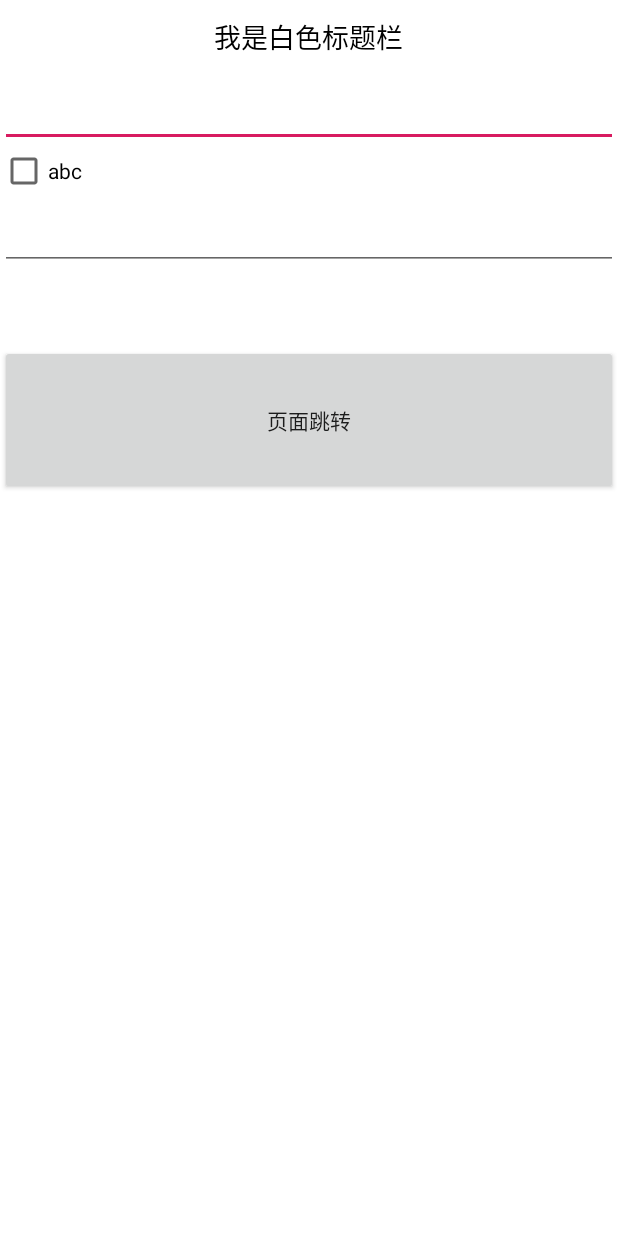
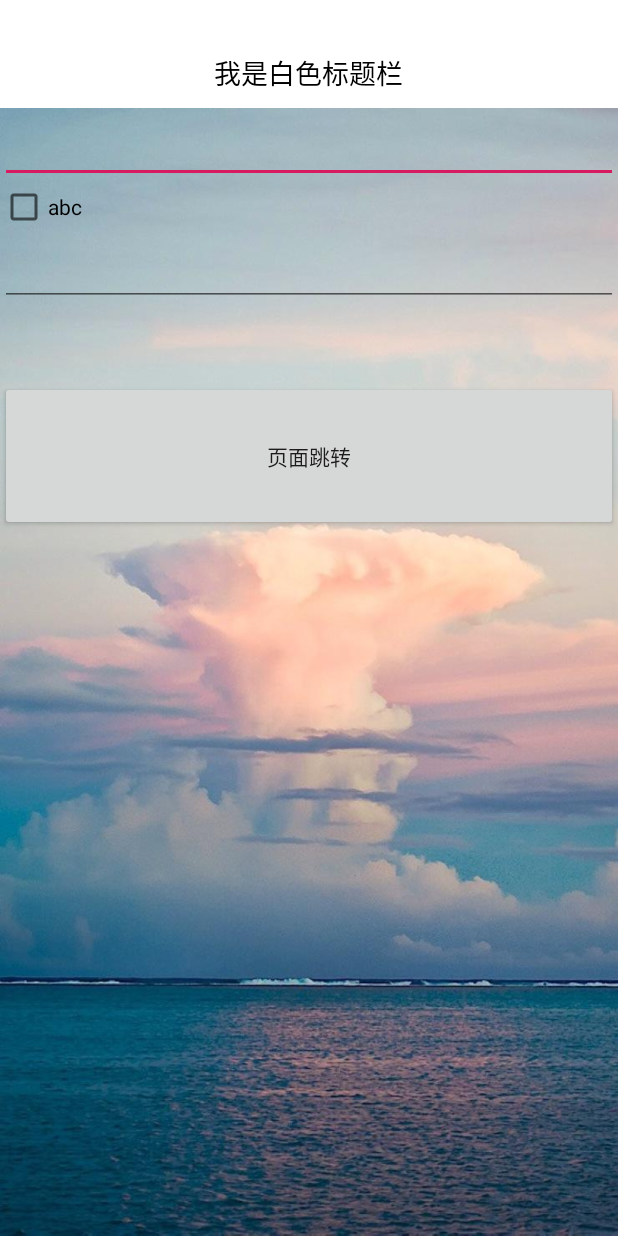
Before and after one commit to wenkency/titlebar, an Android app: the screen it shows after launch (SplashWhiteStyleActivity), on a phone screen of 412 x 824 dp. Run offline under Robolectric (Android 15) with nearby library versions, the phone set to English and light mode, and no system bars.

Commit message:
优化虚拟键盘的代码、刘海屏等。

```diff
--- a/app/build.gradle
+++ b/app/build.gradle
@@ -22,7 +22,7 @@ android {
 
 dependencies {
     implementation fileTree(dir: 'libs', include: ['*.jar'])
-    implementation "androidx.appcompat:appcompat:${versions.appcompat}"
+    implementation "androidx.appcompat:appcompat:1.4.2"
     implementation "androidx.constraintlayout:constraintlayout:${versions.constraintlayout}"
     implementation project(path: ':lib-titlebar')
 }
--- a/app/src/main/java/cn/carhouse/quicktitle_sample/SplashWhiteStyleActivity.java
+++ b/app/src/main/java/cn/carhouse/quicktitle_sample/SplashWhiteStyleActivity.java
@@ -7,6 +7,7 @@ import android.view.View;
 
 import cn.carhouse.titlebar.DefTitleBar;
 import cn.carhouse.titlebar.DefTitleBuilder;
+import cn.carhouse.titlebar.utils.TitleBarUtil;
 
 public class SplashWhiteStyleActivity extends BaseActivity {
 
@@ -17,17 +18,22 @@ public class SplashWhiteStyleActivity extends BaseActivity {
         DefTitleBar titleBar = new DefTitleBuilder(this)
                 .setBackImageRes(R.drawable.ic_title_back)
                 .build();
-        titleBar.whiteStyle();
+        titleBar.whiteStyle(true);
+        //titleBar.colorStyle(Color.WHITE, Color.TRANSPARENT, true, true,false);
         titleBar.clearBackImage();
         titleBar.setTitle("我是白色标题栏");
         // 标题文本颜色
         titleBar.setTitleColor(Color.BLACK);
-
-
+        titleBar.findViewById(R.id.v_title_line).setVisibility(View.VISIBLE);
+        // 设置虚拟键盘为透明
+        TitleBarUtil.setNavigationBarTrans(getWindow());
+        // 隐藏状态栏、虚拟键盘
+        // TitleBarUtil.hideBarOrNav(getWindow(),true,true);
     }
 
     public void toMain(View view) {
         Intent intent = new Intent(SplashWhiteStyleActivity.this, ColorStyleActivity.class);
         startActivity(intent);
     }
+
 }
--- a/app/src/main/res/layout/activity_main.xml
+++ b/app/src/main/res/layout/activity_main.xml
@@ -1,11 +1,21 @@
 <?xml version="1.0" encoding="utf-8"?>
-<LinearLayout xmlns:android="http://schemas.android.com/apk/res/android"
+<FrameLayout xmlns:android="http://schemas.android.com/apk/res/android"
     xmlns:tools="http://schemas.android.com/tools"
     android:layout_width="match_parent"
     android:layout_height="match_parent"
-    android:orientation="vertical"
+    android:id="@+id/fl"
     tools:context=".ColorStyleActivity">
 
+    <ImageView
+        android:layout_width="match_parent"
+        android:layout_height="match_parent"
+        android:background="@drawable/pic_all"
+        android:scaleType="fitXY" />
+
+    <LinearLayout
+        android:layout_width="match_parent"
+        android:layout_height="match_parent"
+        android:orientation="vertical">
 
         <EditText
             android:layout_width="match_parent"
@@ -27,3 +37,5 @@
             android:onClick="toMain"
             android:text="页面跳转" />
     </LinearLayout>
+
+</FrameLayout>
--- a/lib-titlebar/src/main/java/cn/carhouse/titlebar/DefTitleBar.java
+++ b/lib-titlebar/src/main/java/cn/carhouse/titlebar/DefTitleBar.java
@@ -4,6 +4,7 @@ import android.app.Activity;
 import android.graphics.Color;
 import android.graphics.drawable.ColorDrawable;
 import android.os.Build;
+import android.util.Log;
 import android.view.LayoutInflater;
 import android.view.View;
 import android.view.ViewGroup;
@@ -22,8 +23,9 @@ import cn.carhouse.titlebar.utils.TitleBarUtil;
 public class DefTitleBar {
 
     private Activity mActivity;
-    private LinearLayout mWrapParent;
+    private View mChild;
     private TitleViewHelper mViewHelper;
+    private int mTitleHeight;
 
     /**
      * 这个是标题布局，子类可以复写
@@ -42,6 +44,7 @@ public class DefTitleBar {
             return;
         }
         mActivity = params.mActivity;
+        mTitleHeight = params.mHeight;
         // 2. 找父布局
         ViewGroup parent = getParent(params);
         if (parent == null) {
@@ -144,14 +147,15 @@ public class DefTitleBar {
                 if (child != null) {
                     contentView.removeView(child);
                 }
-                mWrapParent = new LinearLayout(params.mActivity);
-                mWrapParent.setLayoutParams(child.getLayoutParams());
-                mWrapParent.setOrientation(LinearLayout.VERTICAL);
+                LinearLayout wrapParent = new LinearLayout(params.mActivity);
+                wrapParent.setOrientation(LinearLayout.VERTICAL);
                 if (child != null) {
-                    mWrapParent.addView(child);
+                    wrapParent.setLayoutParams(child.getLayoutParams());
+                    wrapParent.addView(child);
                 }
-                contentView.addView(mWrapParent);
-                return mWrapParent;
+                mChild = wrapParent;
+                contentView.addView(wrapParent);
+                return wrapParent;
             }
         }
         return null;
@@ -365,7 +369,14 @@ public class DefTitleBar {
      * 默认白色样式
      */
     public void whiteStyle() {
-        whiteStyle(Color.WHITE, false);
+        whiteStyle(false);
+    }
+
+    /**
+     * 默认白色样式
+     */
+    public void whiteStyle(boolean isTrans) {
+        whiteStyle(Color.WHITE, isTrans);
     }
 
     /**
@@ -378,35 +389,7 @@ public class DefTitleBar {
         if (mActivity == null) {
             return;
         }
-        // 1. 标题也是透明的
-        setRootBackgroundColor(Color.TRANSPARENT);
-        // 2. 标题颜色是透明的
-        setTitleBackgroundColor(Color.TRANSPARENT);
-
-        if (Build.VERSION.SDK_INT >= Build.VERSION_CODES.M) {
-            // 4. 设置Activity透明
-            TitleBarUtil.setStatusTranslucent(mActivity, Color.WHITE);
-            fitsSystem(true);
-            if (isTrans) {
-                // 3. 设置padding
-                TitleBarUtil.setTitlePadding(getContentView());
-                fitsSystem(false);
-            }
-            // 5. 状态栏字体是黑色的
-            TitleBarUtil.setMStateBarFontColor(mActivity, true);
-        } else if (Build.VERSION.SDK_INT >= Build.VERSION_CODES.KITKAT) {
-            // 4. 设置Activity透明
-            TitleBarUtil.setStatusTranslucent(mActivity, Color.BLACK);
-            fitsSystem(true);
-            if (isTrans) {
-                TitleBarUtil.setTitlePadding(getContentView());
-                fitsSystem(false);
-            }
-        } else {
-            fitsSystem(true);
-        }
-        // 最后设置背景
-        mActivity.getWindow().setBackgroundDrawable(new ColorDrawable(windowColor));
+        colorStyle(Color.WHITE, windowColor, true, isTrans, false);
     }
 
     private View getContentView() {
@@ -414,10 +397,26 @@ public class DefTitleBar {
     }
 
     private void fitsSystem(boolean fitSystemWindows) {
-        if (mWrapParent == null) {
+        if (mChild == null) {
             return;
         }
-        mWrapParent.setFitsSystemWindows(fitSystemWindows);
+        if (!fitSystemWindows) {
+            // 重新设置标题栏
+            View titleView = getContentView();
+            titleView.post(() -> {
+                int statusBarHeight = TitleBarUtil.getStatusBarHeight(mActivity);
+                View clContent = findViewById(R.id.cl_title_content);
+                int height = clContent.getHeight();
+                if (mTitleHeight > 0) {
+                    height = mTitleHeight;
+                }
+                ViewGroup.LayoutParams lp = titleView.getLayoutParams();
+                lp.height = statusBarHeight + height;
+                titleView.setLayoutParams(lp);
+                titleView.setPadding(0, statusBarHeight, 0, 0);
+            });
+        }
+        mChild.setFitsSystemWindows(fitSystemWindows);
     }
 
 
@@ -439,27 +438,7 @@ public class DefTitleBar {
      * @param isDark      状态栏字体是不是黑色
      */
     public void resourceStyle(int resId, int windowColor, boolean isDark, boolean isTrans) {
-        // 1. 标题颜色
-        setRootBackgroundResource(resId);
-        // 2. 标题颜色是透明的
-        setTitleBackgroundResource(Color.TRANSPARENT);
-        if (Build.VERSION.SDK_INT >= Build.VERSION_CODES.KITKAT) {
-            // 3. 设置标题和颜色
-            TitleBarUtil.setStatusTranslucent(mActivity, resId, true);
-            fitsSystem(true);
-            if (isTrans) {
-                // 4. 设置Activity透明
-                TitleBarUtil.setTitlePadding(getContentView());
-                fitsSystem(false);
-            }
-            // 5. 状态栏字体颜色
-            TitleBarUtil.setMStateBarFontColor(mActivity, isDark);
-        } else {
-            fitsSystem(true);
-        }
-        fitsSystem(true);
-        // 最后设置背景
-        mActivity.getWindow().setBackgroundDrawable(new ColorDrawable(windowColor));
+        colorStyle(resId, windowColor, isDark, isTrans, true);
     }
 
 
@@ -471,23 +450,26 @@ public class DefTitleBar {
      * @param isDark      状态栏字体是不是黑色
      * @param isTrans     除非渐变，不然建议设置为false
      */
-    public void colorStyle(int titleColor, int windowColor, boolean isDark, boolean isTrans) {
+    public void colorStyle(int titleColor, int windowColor, boolean isDark, boolean isTrans, boolean isResource) {
         // 1. 标题颜色
-        setRootBackgroundColor(titleColor);
+        if (isResource) {
+            setRootBackgroundResource(titleColor);
+        } else {
+            setRootBackgroundColor(titleColor);
+        }
         // 2. 标题颜色是透明的
         setTitleBackgroundResource(Color.TRANSPARENT);
+
         if (Build.VERSION.SDK_INT >= Build.VERSION_CODES.KITKAT) {
-            // 3. 设置标题和颜色
-            TitleBarUtil.setStatusTranslucent(mActivity, titleColor);
-            fitsSystem(true);
             // 如果要透明渐变
             if (isTrans) {
                 // 4. 设置Activity透明
-                TitleBarUtil.setTitlePadding(getContentView());
                 fitsSystem(false);
+            } else {
+                fitsSystem(true);
             }
-            // 5. 状态栏字体颜色
-            TitleBarUtil.setMStateBarFontColor(mActivity, isDark);
+            // 3. 设置标题和颜色
+            TitleBarUtil.setStatusTranslucent(mActivity, titleColor, isResource, isDark);
         } else {
             fitsSystem(true);
         }
@@ -497,7 +479,7 @@ public class DefTitleBar {
 
 
     public void colorStyle(int titleColor, int windowColor) {
-        colorStyle(titleColor, windowColor, false, false);
+        colorStyle(titleColor, windowColor, false, false, false);
     }
 
     /**
--- a/lib-titlebar/src/main/java/cn/carhouse/titlebar/utils/TitleBarUtil.java
+++ b/lib-titlebar/src/main/java/cn/carhouse/titlebar/utils/TitleBarUtil.java
@@ -10,6 +10,8 @@ import android.view.ViewGroup;
 import android.view.Window;
 import android.view.WindowManager;
 
+import androidx.annotation.NonNull;
+
 
 /**
  * 状态栏颜色控制的Util类
@@ -17,6 +19,11 @@ import android.view.WindowManager;
 
 public class TitleBarUtil {
 
+    private static int FLAGS = View.SYSTEM_UI_FLAG_LAYOUT_FULLSCREEN
+            | View.SYSTEM_UI_FLAG_VISIBLE
+            | View.SYSTEM_UI_FLAG_LAYOUT_HIDE_NAVIGATION
+            | View.SYSTEM_UI_FLAG_IMMERSIVE_STICKY
+            | View.SYSTEM_UI_FLAG_LAYOUT_STABLE;
 
     /**
      * 设置6.0状态栏字体颜色
@@ -31,12 +38,10 @@ public class TitleBarUtil {
         try {
             if (Build.VERSION.SDK_INT >= Build.VERSION_CODES.M && isDark) {
                 activity.getWindow().getDecorView().setSystemUiVisibility(
-                        View.SYSTEM_UI_FLAG_LAYOUT_FULLSCREEN
-                                | View.SYSTEM_UI_FLAG_LIGHT_STATUS_BAR);
+                        FLAGS | View.SYSTEM_UI_FLAG_LIGHT_STATUS_BAR);
             } else {
                 // 默认的
-                activity.getWindow().getDecorView().setSystemUiVisibility(View.SYSTEM_UI_FLAG_LAYOUT_FULLSCREEN
-                        | View.SYSTEM_UI_FLAG_VISIBLE);
+                activity.getWindow().getDecorView().setSystemUiVisibility(FLAGS);
             }
         } catch (Throwable e) {
             e.printStackTrace();
@@ -44,9 +49,6 @@ public class TitleBarUtil {
 
     }
 
-    public static void setStatusTranslucent(Activity activity, int color) {
-        setStatusTranslucent(activity, color, false);
-    }
 
     /**
      * 设置状态栏的颜色
@@ -55,7 +57,10 @@ public class TitleBarUtil {
      * @param color
      * @param isResource 是不是资源
      */
-    public static void setStatusTranslucent(final Activity activity, final int color, final boolean isResource) {
+    public static void setStatusTranslucent(final Activity activity,
+                                            final int color,
+                                            final boolean isResource,
+                                            final boolean isDark) {
         //4.4以下
         if (Build.VERSION.SDK_INT < Build.VERSION_CODES.KITKAT) {
             return;
@@ -64,9 +69,26 @@ public class TitleBarUtil {
         setStatusBar(activity);
 
         final Window window = activity.getWindow();
+        // 适配刘海屏
+        fitsNotchScreen(window);
+
+
         // 获取到decorView
         ViewGroup decorView = (ViewGroup) window.getDecorView();
         if (Build.VERSION.SDK_INT >= Build.VERSION_CODES.LOLLIPOP) {
+            // FLAG_TRANSLUCENT_STATUS
+            window.clearFlags(WindowManager.LayoutParams.FLAG_TRANSLUCENT_STATUS
+                    | WindowManager.LayoutParams.FLAG_TRANSLUCENT_NAVIGATION);
+            int flags = FLAGS;
+            if (isDark) {
+                flags = FLAGS | View.SYSTEM_UI_FLAG_LIGHT_STATUS_BAR;
+            }
+            window.getDecorView().setSystemUiVisibility(flags);
+
+            // 需要设置这个才能设置状态栏和导航栏颜色
+            window.addFlags(WindowManager.LayoutParams.FLAG_DRAWS_SYSTEM_BAR_BACKGROUNDS);
+
+
             if (isResource) {
                 // android系统级的资源id得这么拿,不然拿不到
                 decorView.post(new Runnable() {
@@ -84,9 +106,7 @@ public class TitleBarUtil {
             } else {
                 window.setStatusBarColor(color);
             }
-            window.clearFlags(WindowManager.LayoutParams.FLAG_TRANSLUCENT_STATUS | WindowManager.LayoutParams.FLAG_TRANSLUCENT_NAVIGATION);
-            decorView.setSystemUiVisibility(View.SYSTEM_UI_FLAG_LAYOUT_FULLSCREEN | View.SYSTEM_UI_FLAG_VISIBLE);
-            window.addFlags(WindowManager.LayoutParams.FLAG_DRAWS_SYSTEM_BAR_BACKGROUNDS);
+
         } else if (Build.VERSION.SDK_INT >= Build.VERSION_CODES.KITKAT) {
             //4.4- 5.0之间的
             // 创建一个View
@@ -100,13 +120,17 @@ public class TitleBarUtil {
 
             decorView.addView(view);
         }
+        if (!isResource) {
+            // 设置虚拟键盘颜色
+            setNavigationBarColor(window, color);
+        }
     }
 
     /**
      * 设置状态栏为透明
      */
     public static void setStatusTranslucent(Activity activity) {
-        setStatusTranslucent(activity, Color.TRANSPARENT, false);
+        setStatusTranslucent(activity, Color.TRANSPARENT, false, false);
     }
 
     /**
@@ -186,5 +210,75 @@ public class TitleBarUtil {
         return resources.getDimensionPixelOffset(identifier);
     }
 
+    // 下面是新增方法，复制于：https://github.com/gyf-dev/ImmersionBar.git
+
+
+    /**
+     * 适配刘海屏
+     * Fits notch screen.
+     */
+    public static void fitsNotchScreen(@NonNull Window window) {
+        if (Build.VERSION.SDK_INT >= Build.VERSION_CODES.P) {
+            try {
+                WindowManager.LayoutParams lp = window.getAttributes();
+                lp.layoutInDisplayCutoutMode = WindowManager.LayoutParams.LAYOUT_IN_DISPLAY_CUTOUT_MODE_SHORT_EDGES;
+                window.setAttributes(lp);
+            } catch (Exception e) {
+
+            }
+        }
+    }
+
+    /**
+     * 设置虚拟键盘颜色
+     */
+    public static void setNavigationBarColor(Window window, int color) {
+        if (window == null) {
+            return;
+        }
+        if (Build.VERSION.SDK_INT >= Build.VERSION_CODES.LOLLIPOP) {
+            window.setNavigationBarColor(color);
+        }
+    }
+
+    /**
+     * 设置虚拟键盘颜色
+     */
+    public static void setNavigationBarTrans(Window window) {
+        setNavigationBarColor(window, Color.TRANSPARENT);
+    }
+
+
+/*    // 隐藏状态栏
+    public static void hideStatusBar(@NonNull Window window) {
+        window.setFlags(WindowManager.LayoutParams.FLAG_FULLSCREEN,
+                WindowManager.LayoutParams.FLAG_FULLSCREEN);
+    }
+
+    // 显示状态栏
+    public static void showStatusBar(@NonNull Window window) {
+        window.clearFlags(WindowManager.LayoutParams.FLAG_FULLSCREEN);
+    }*/
+    /**
+     * Hide bar.
+     * 隐藏或显示状态栏和导航栏。
+     */
+    public static void hideBarOrNav(Window window, boolean hideBar, boolean hideNav) {
+        if (window == null) {
+            return;
+        }
+        int uiFlags = FLAGS;
+        if (hideBar && hideNav) {
+            uiFlags |= View.SYSTEM_UI_FLAG_LAYOUT_HIDE_NAVIGATION
+                    | View.SYSTEM_UI_FLAG_HIDE_NAVIGATION
+                    | View.INVISIBLE;
+        } else if (hideBar) {
+            uiFlags |= View.SYSTEM_UI_FLAG_LAYOUT_FULLSCREEN | View.INVISIBLE;
+        } else if (hideNav) {
+            uiFlags |= View.SYSTEM_UI_FLAG_LAYOUT_HIDE_NAVIGATION
+                    | View.SYSTEM_UI_FLAG_HIDE_NAVIGATION;
+        }
+        window.getDecorView().setSystemUiVisibility(uiFlags);
+    }
 
 }
--- a/settings.gradle
+++ b/settings.gradle
@@ -1,2 +1,2 @@
 include ':app', ':lib-titlebar'
-rootProject.name='QuickTitle'
+rootProject.name='titlebar'
```
Also changed, not shown: app/src/main/AndroidManifest.xml (+12 -3 lines), lib-titlebar/build.gradle (+23 -21 lines), app/src/main/res/drawable/pic_all.jpeg (added), 1 other file. Lines whose indentation alone changed are shown as unchanged.
